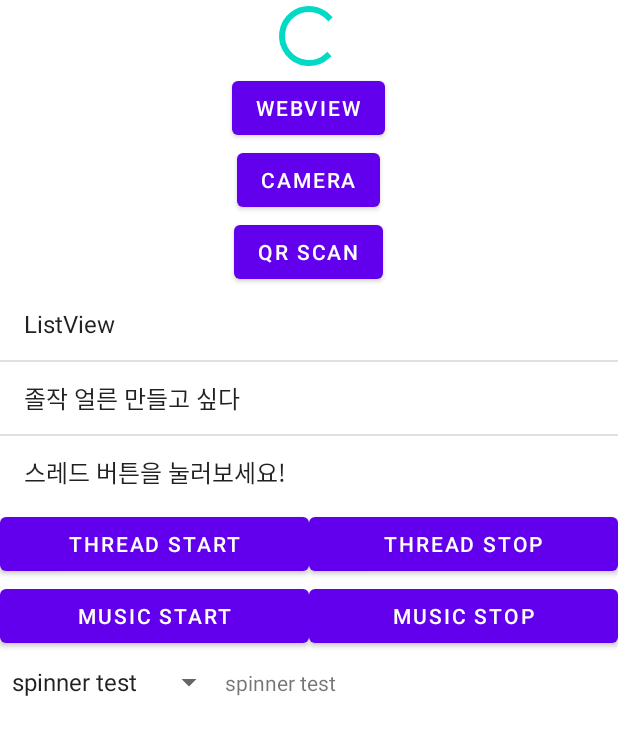
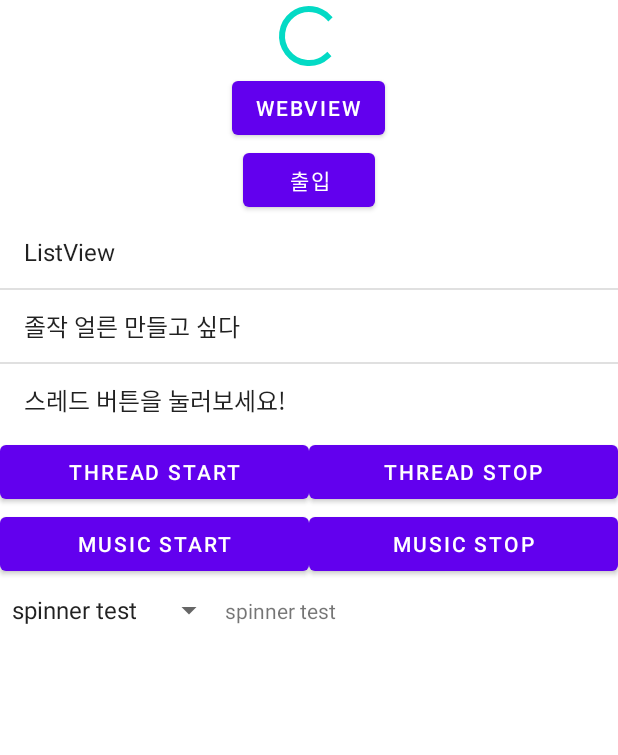
Before and after one commit to jiseok20/AndroidStudio, an Android app: the screen it shows after launch (MainActivity), on a phone screen of 412 x 824 dp, the part 411-1166 px from its top. Run offline under Robolectric (Android 15) with nearby library versions, the phone set to English and light mode, and no system bars; plain views replace SpinKitView.

Commit message:
qr and camera

```diff
--- a/TEST4/app/src/main/java/com/example/test4/MainActivity.java
+++ b/TEST4/app/src/main/java/com/example/test4/MainActivity.java
@@ -35,7 +35,6 @@ public class MainActivity extends AppCompatActivity {
     private String str1,str2;
     private Button btn_login;
     private Button btn_webview;
-    private Button btn_camera2;
     private ListView list_string;
     private Button btn_start,btn_stop;
     private Button btn_music_start,btn_music_stop;
@@ -80,7 +79,6 @@ public class MainActivity extends AppCompatActivity {
         btn_music_stop=findViewById(R.id.btn_music_stop);
         spinner=findViewById(R.id.spinner);
         array_result=findViewById(R.id.array_result);
-        btn_camera2=findViewById(R.id.btn_camera2);
         btn_QR=findViewById(R.id.btn_QR);
 
 
@@ -102,13 +100,6 @@ public class MainActivity extends AppCompatActivity {
             @Override
             public void onClick(View view) {
                 Intent intent = new Intent(MainActivity.this,WebActivity.class);
-                startActivity(intent);
-            }
-        });
-        btn_camera2.setOnClickListener(new View.OnClickListener() {
-            @Override
-            public void onClick(View view) {
-                Intent intent = new Intent(MainActivity.this,CameraActivity2.class);
                 startActivity(intent);
             }
         });
--- a/TEST4/app/src/main/java/com/example/test4/QRScanActivity.java
+++ b/TEST4/app/src/main/java/com/example/test4/QRScanActivity.java
@@ -20,7 +20,7 @@ public class QRScanActivity extends AppCompatActivity {
 
         qrScan =new IntentIntegrator(this);
         qrScan.setOrientationLocked(false);
-        qrScan.setPrompt("강의실의 바코드를 찍어주세요");
+        qrScan.setPrompt("강의실의 QR코드를 찍어주세요");
         qrScan.initiateScan();
 
     }
@@ -34,6 +34,8 @@ public class QRScanActivity extends AppCompatActivity {
                 // todo
             } else {
                 Toast.makeText(this, "Scanned: " + result.getContents(), Toast.LENGTH_LONG).show();
+                Intent intent = new Intent(QRScanActivity.this,CameraActivity2.class);
+                startActivity(intent);
                 // todo
             }
         } else {
--- a/TEST4/app/src/main/res/layout/activity_main.xml
+++ b/TEST4/app/src/main/res/layout/activity_main.xml
@@ -70,17 +70,12 @@
             android:text="WebView"
 
             />
-        <Button
-            android:id="@+id/btn_camera2"
-            android:layout_width="wrap_content"
-            android:layout_height="wrap_content"
-            android:text="Camera"/>
 
         <Button
             android:id="@+id/btn_QR"
             android:layout_width="wrap_content"
             android:layout_height="wrap_content"
-            android:text="QR SCAN"/>
+            android:text="출입"/>
     </LinearLayout>
 
     <ListView
```
Also changed, not shown: TEST4/app/src/main/java/com/example/test4/CameraActivity2.java (+9 -8 lines).
